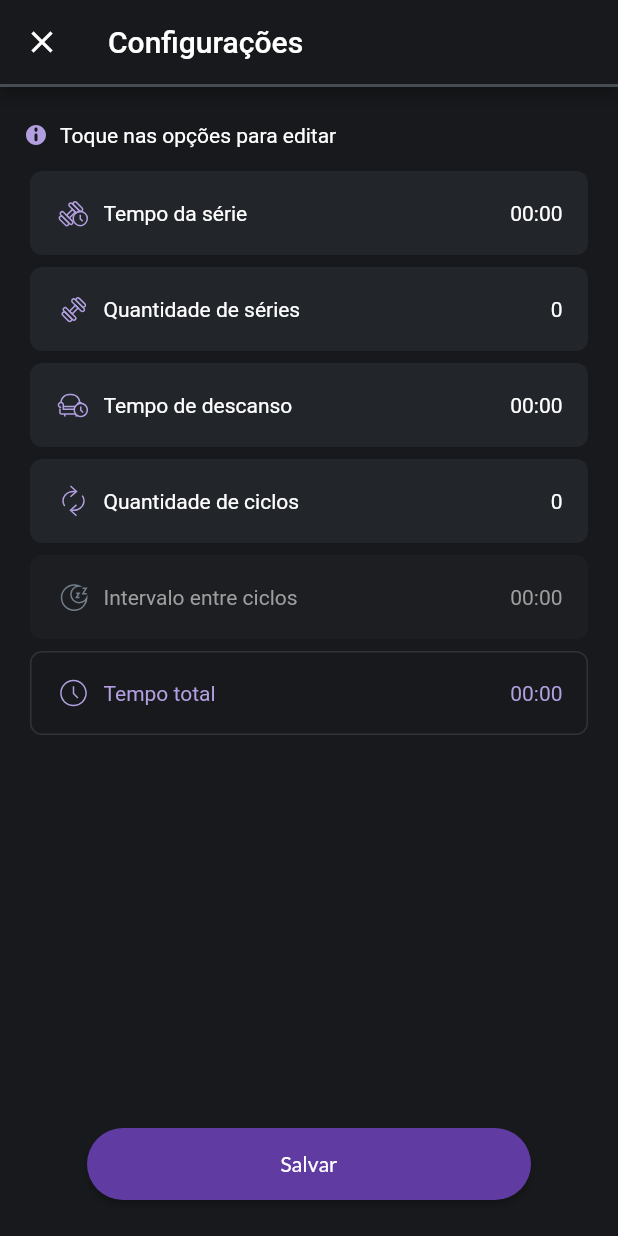
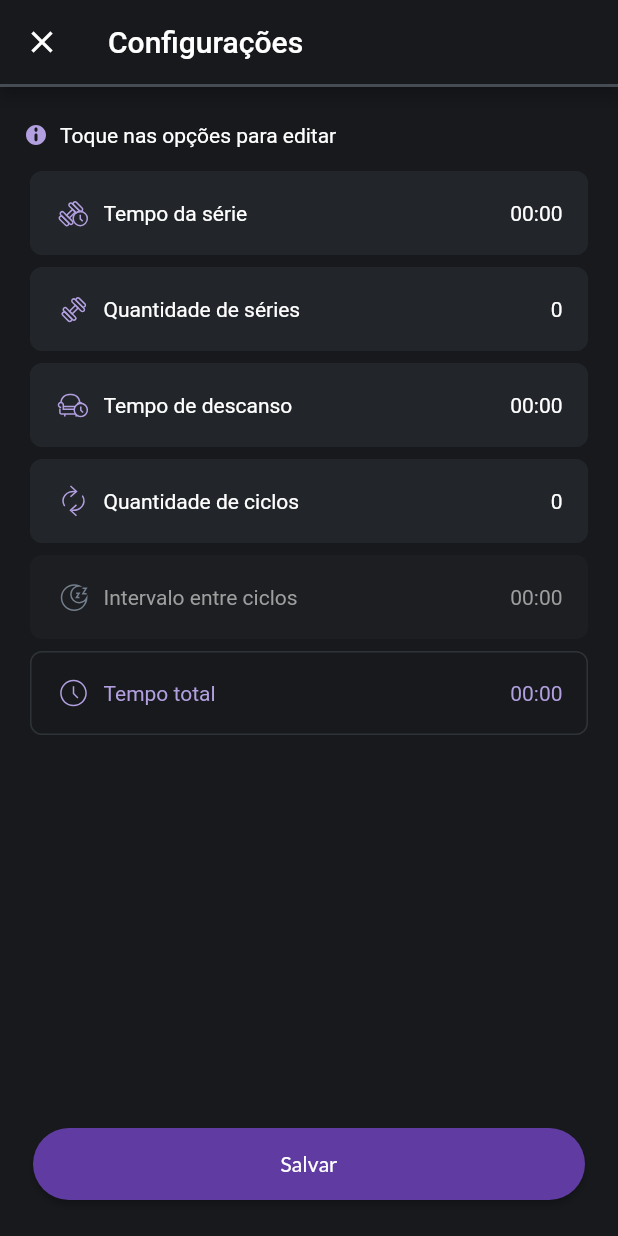
Before and after one commit to abnerescocio/flutter_app_hackaton, a Flutter app: the screen it shows after launch, after a tap on "Editar Tabata", on a phone screen of 412 x 824 dp. Run offline on Flutter 3.47's test engine with Material 2 defaults, Android fonts, the phone set to English and light mode, and no system bars; our stand-ins replace bloc, cloud_firestore, firebase_core, flutter_bloc, flutter_svg, flutter_svg_provider and 2 more; accounts and stored records are empty; generated files the repository leaves out were written again.

Commit message:
adjusted button size

```diff
--- a/lib/src/configuration_screen/configuration_view.dart
+++ b/lib/src/configuration_screen/configuration_view.dart
@@ -1,5 +1,4 @@
 import 'package:flutter/material.dart';
-import 'package:flutter_app_hackaton/src/components/base_button.dart';
 import 'package:flutter_app_hackaton/src/blocs/app_blocs.dart';
 import 'package:flutter_app_hackaton/src/blocs/app_events.dart';
 import 'package:flutter_app_hackaton/src/blocs/app_states.dart';
@@ -10,6 +9,7 @@ import 'package:flutter_app_hackaton/src/utils/converter_utils.dart';
 import 'package:flutter_bloc/flutter_bloc.dart';
 import 'package:flutter_svg/svg.dart';
 
+import '../components/bigger_base_button.dart';
 import '../components/leave_feature.dart';
 import '../components/wheel_amount_selector.dart';
 import '../components/wheel_time_selector.dart';
@@ -17,6 +17,7 @@ import '../models/user.dart';
 
 class ConfigurationScreen extends StatefulWidget {
   static const String routeName = "/config";
+
   const ConfigurationScreen({Key? key}) : super(key: key);
 
   @override
@@ -224,7 +225,7 @@ class _ConfigurationScreenState extends State<ConfigurationScreen> {
                     strokeColor: CustomColors.neutralColor80,
                   ),
                   const Spacer(),
-                  BaseButton(text: "Salvar", onPressed: save),
+                  BiggerBaseButton(text: "Salvar", onPressed: save),
                   const SizedBox(height: 24)
                 ],
               ));
--- a/lib/src/pre_training/pre_training.dart
+++ b/lib/src/pre_training/pre_training.dart
@@ -8,8 +8,8 @@ import 'package:flutter_app_hackaton/src/models/user.dart';
 import 'package:flutter_app_hackaton/src/utils/converter_utils.dart';
 import 'package:flutter_bloc/flutter_bloc.dart';
 
-import '../components/base_button.dart';
 import '../blocs/app_states.dart';
+import '../components/bigger_base_button.dart';
 import '../themes/custom_colors.dart';
 
 class PreTraningScreen extends StatefulWidget {
@@ -91,7 +91,7 @@ class _PreTraningScreenState extends State<PreTraningScreen> {
               const SizedBox(
                 height: 75,
               ),
-              BaseButton(
+              BiggerBaseButton(
                 text: "Editar Tabata",
                 onPressed: goToConfiguration,
               ),
```
